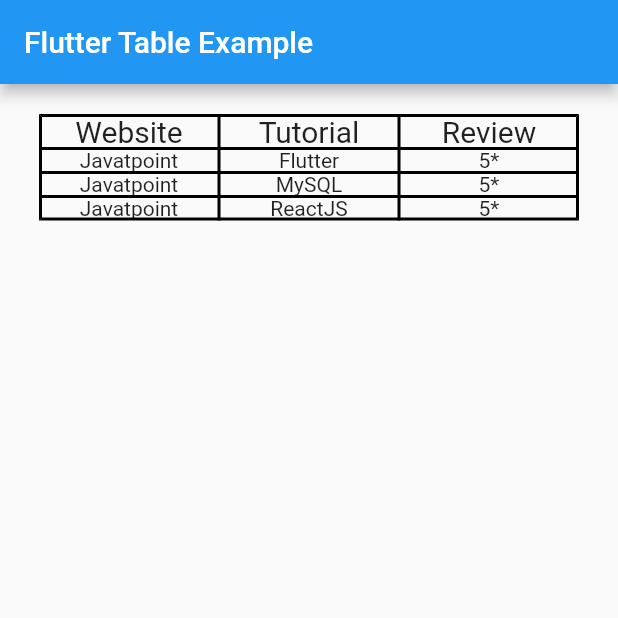
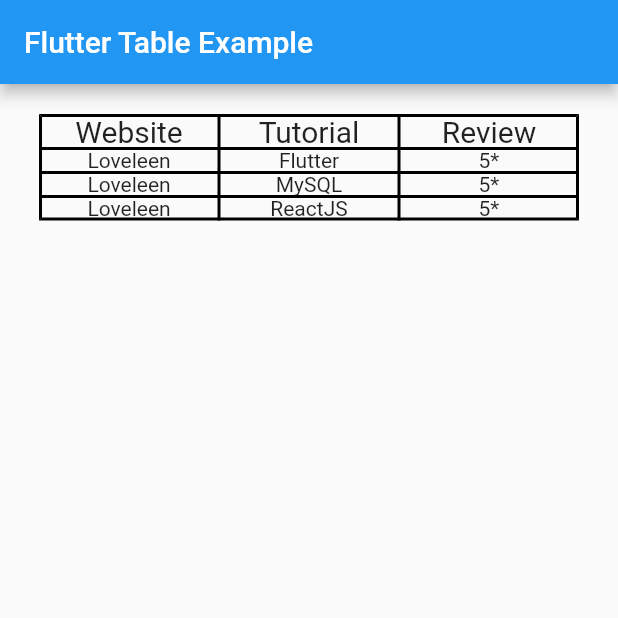
Before and after one commit to loveleenkaurnancy/flutter_app, a Flutter app: the screen it shows after launch, on a phone screen of 412 x 824 dp, the top half of it. Run offline on Flutter 3.47's test engine with Material 2 defaults, Android fonts, the phone set to English and light mode, and no system bars.

Commit message:
TableRow

```diff
--- a/lib/main.dart
+++ b/lib/main.dart
@@ -36,17 +36,17 @@ class _State extends State<MyApp> {
                         Column(children:[Text('Review', style: TextStyle(fontSize: 20.0))]),
                       ]),
                       TableRow( children: [
-                        Column(children:[Text('Javatpoint')]),
+                        Column(children:[Text('Loveleen')]),
                         Column(children:[Text('Flutter')]),
                         Column(children:[Text('5*')]),
                       ]),
                       TableRow( children: [
-                        Column(children:[Text('Javatpoint')]),
+                        Column(children:[Text('Loveleen')]),
                         Column(children:[Text('MySQL')]),
                         Column(children:[Text('5*')]),
                       ]),
                       TableRow( children: [
-                        Column(children:[Text('Javatpoint')]),
+                        Column(children:[Text('Loveleen')]),
                         Column(children:[Text('ReactJS')]),
                         Column(children:[Text('5*')]),
                       ]),
```
